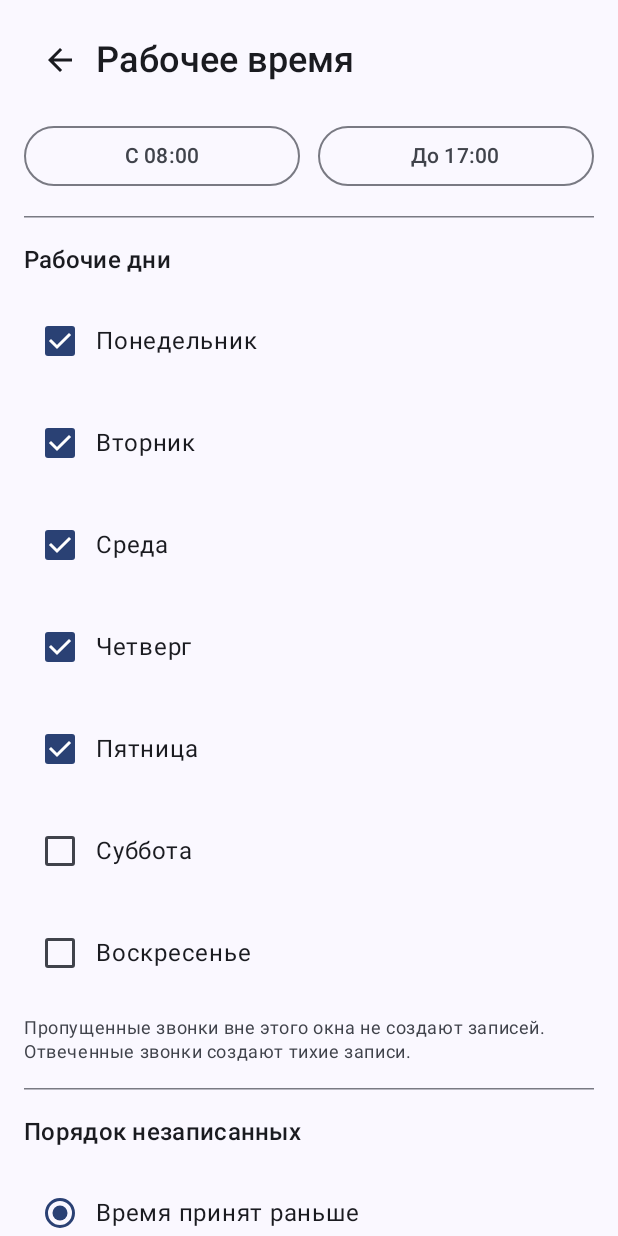
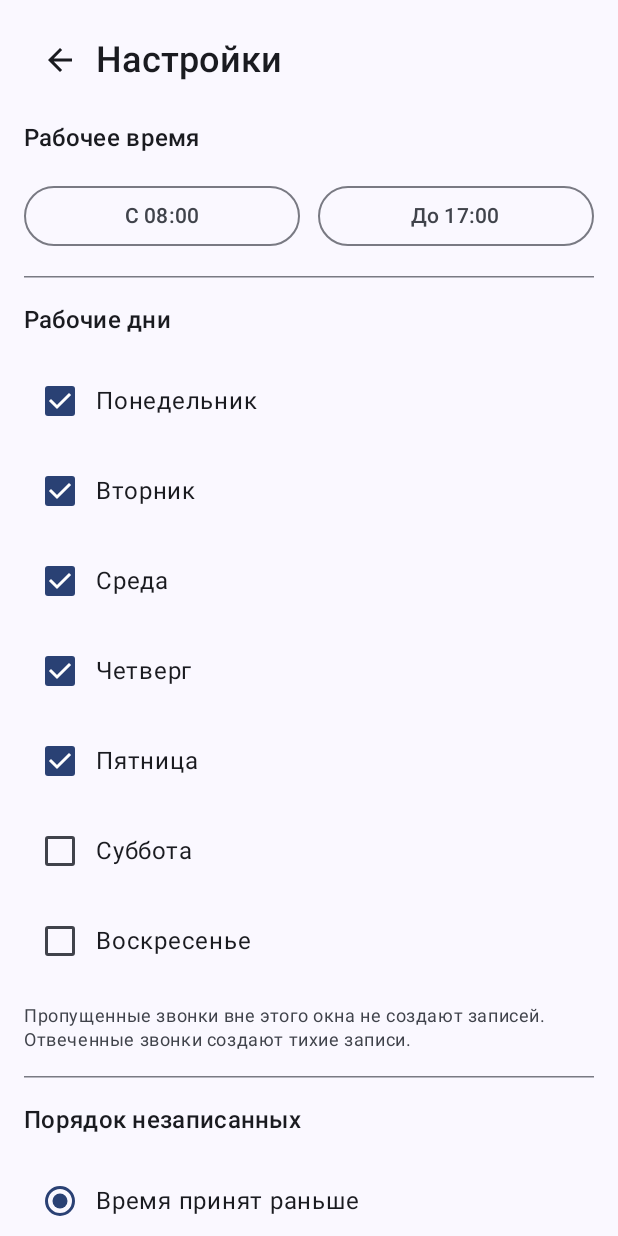
Before and after one commit to MaxKarpyza/OrderControl, an Android app built with Jetpack Compose: the composable SettingsScreen shown on its own in the app's theme, on a phone screen of 412 x 824 dp. Run offline under Robolectric (Android 15) with nearby library versions, the phone set to English and light mode, and no system bars.

Commit message:
Настройки: заголовок «Настройки», «Рабочее время» подзаголовком, плотнее списки; типографика карточки: колонка подписей, базовые линии, бейджи переносом

```diff
--- a/app/src/main/java/ru/ordercontrol/ui/settings/SettingsScreen.kt
+++ b/app/src/main/java/ru/ordercontrol/ui/settings/SettingsScreen.kt
@@ -117,11 +117,16 @@ fun SettingsScreen(onBack: () -> Unit) {
                 )
             }
             Text(
-                text = stringResource(R.string.settings_title),
+                text = stringResource(R.string.settings_screen_title),
                 style = MaterialTheme.typography.headlineSmall,
                 fontWeight = FontWeight.SemiBold,
             )
         }
+
+        Text(
+            text = stringResource(R.string.settings_title),
+            style = MaterialTheme.typography.titleMedium,
+        )
 
         Row(
             modifier = Modifier.fillMaxWidth(),
@@ -148,6 +153,7 @@ fun SettingsScreen(onBack: () -> Unit) {
             style = MaterialTheme.typography.titleMedium,
         )
 
+        Column(verticalArrangement = Arrangement.spacedBy(8.dp)) {
             ALL_DAYS.forEach { day ->
                 Row(
                     modifier = Modifier
@@ -172,6 +178,7 @@ fun SettingsScreen(onBack: () -> Unit) {
                     )
                 }
             }
+        }
 
         Text(
             text = stringResource(R.string.settings_hint),
@@ -186,6 +193,7 @@ fun SettingsScreen(onBack: () -> Unit) {
             style = MaterialTheme.typography.titleMedium,
         )
 
+        Column(verticalArrangement = Arrangement.spacedBy(8.dp)) {
             UnprocessedSort.entries.forEach { option ->
                 Row(
                     modifier = Modifier
@@ -202,6 +210,7 @@ fun SettingsScreen(onBack: () -> Unit) {
                         text = stringResource(option.labelRes()),
                         style = MaterialTheme.typography.bodyLarge,
                     )
+                }
             }
         }
 
--- a/app/src/main/res/values/strings.xml
+++ b/app/src/main/res/values/strings.xml
@@ -142,6 +142,7 @@
     <string name="write_earlier_handled">ранее обработана</string>
 
     <!-- Настройки -->
+    <string name="settings_screen_title">Настройки</string>
     <string name="settings_title">Рабочее время</string>
     <string name="settings_from">С</string>
     <string name="settings_to">До</string>
```
Also changed, not shown: app/src/main/java/ru/ordercontrol/ui/Badge.kt (+9 -2 lines), app/src/main/java/ru/ordercontrol/ui/RecordCard.kt (+24 -4 lines). Lines whose indentation alone changed are shown as unchanged.
